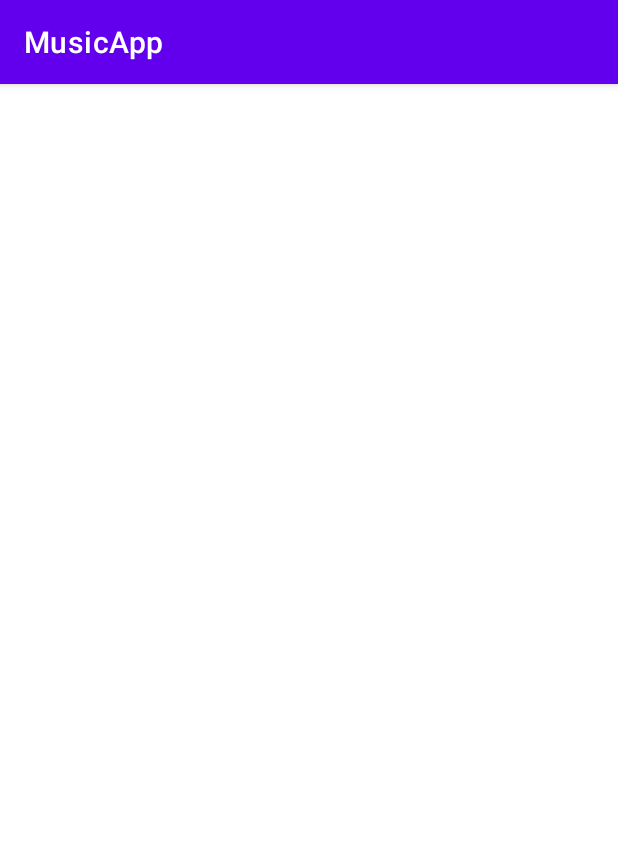
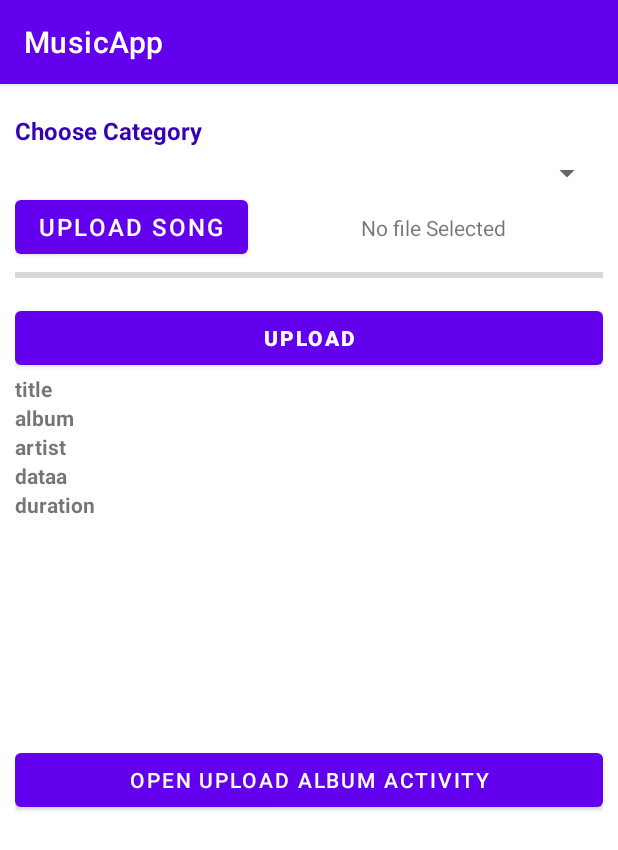
Before and after one commit to an389/MusicApp, an Android app: the screen it shows after launch (MainActivity), on a phone screen of 412 x 824 dp. Shown: the top 850 px of the screen. Run offline under Robolectric (Android 15) with nearby library versions, the phone set to English and light mode, and no system bars; our stand-ins replace Firebase (no records; nobody signed in at launch, a user with empty details on screens opened directly).

Commit message:
Upload song layout design

```diff
--- a/app/src/main/java/com/example/musicapp/MainActivity.java
+++ b/app/src/main/java/com/example/musicapp/MainActivity.java
@@ -14,27 +14,11 @@ import com.google.firebase.database.FirebaseDatabase;
 import com.google.firebase.database.ValueEventListener;
 
 public class MainActivity extends AppCompatActivity {
-    FirebaseDatabase database = FirebaseDatabase.getInstance();
-    DatabaseReference myRef = database.getReference("message");
+
     @Override
     protected void onCreate(Bundle savedInstanceState) {
         super.onCreate(savedInstanceState);
         setContentView(R.layout.activity_main);
-        myRef.setValue("first attempt to read/write");
-
-        myRef.addValueEventListener(new ValueEventListener() {
-            @Override
-            public void onDataChange(@NonNull DataSnapshot snapshot) {
-                String value = snapshot.getValue(String.class);
-                TextView err = findViewById(R.id.text);
-                err.setText(value);
-            }
-
-            @Override
-            public void onCancelled(@NonNull DatabaseError error) {
-                System.out.println("failed");
-            }
-        });
     }
 
 }
--- a/app/src/main/res/layout/activity_main.xml
+++ b/app/src/main/res/layout/activity_main.xml
@@ -1,19 +1,118 @@
 <?xml version="1.0" encoding="utf-8"?>
-<androidx.constraintlayout.widget.ConstraintLayout xmlns:android="http://schemas.android.com/apk/res/android"
+<LinearLayout xmlns:android="http://schemas.android.com/apk/res/android"
     xmlns:app="http://schemas.android.com/apk/res-auto"
     xmlns:tools="http://schemas.android.com/tools"
     android:layout_width="match_parent"
     android:layout_height="match_parent"
+    android:padding="10dp"
+    android:background="@color/white"
+    android:orientation="vertical"
     tools:context=".MainActivity">
 
     <TextView
-        android:id="@+id/text"
         android:layout_width="wrap_content"
         android:layout_height="wrap_content"
-        android:text="Hello World!"
-        app:layout_constraintBottom_toBottomOf="parent"
-        app:layout_constraintEnd_toEndOf="parent"
-        app:layout_constraintStart_toStartOf="parent"
-        app:layout_constraintTop_toTopOf="parent" />
+        android:layout_marginTop="10dp"
+        android:textSize="16sp"
+        android:textStyle="bold"
+        android:textColor="@color/purple_700"
+        android:text="Choose Category"
+        android:layout_marginBottom="5dp"/>
 
-</androidx.constraintlayout.widget.ConstraintLayout>
+    <Spinner
+        android:layout_width="match_parent"
+        android:layout_height="wrap_content"
+        android:id="@+id/spinner"/>
+
+    <LinearLayout
+        android:layout_width="match_parent"
+        android:layout_height="wrap_content"
+        android:background="@color/white"
+        >
+
+        <Button
+            android:layout_width="wrap_content"
+            android:layout_height="wrap_content"
+            android:textSize="16sp"
+            android:text="Upload Song"
+            android:id="@+id/buttonOpenAudioFile"/>
+
+        <TextView
+            android:layout_width="match_parent"
+            android:layout_height="wrap_content"
+            android:layout_marginStart="10dp"
+            android:gravity="center"
+            android:text="No file Selected"
+            android:id="@+id/textViewSongFileSelected"/>
+
+    </LinearLayout>
+
+    <ProgressBar
+        android:layout_width="match_parent"
+        android:layout_height="wrap_content"
+        style="@style/Widget.AppCompat.ProgressBar.Horizontal"
+        android:id="@+id/progressBar"/>
+
+
+    <Button
+        android:layout_width="match_parent"
+        android:layout_height="wrap_content"
+        android:id="@+id/buttonUpload"
+        android:layout_marginTop="10dp"
+        android:text="UPLOAD"
+        android:textStyle="bold"/>
+
+    <LinearLayout
+        android:layout_width="match_parent"
+        android:layout_height="wrap_content"
+        android:orientation="vertical">
+
+        <TextView
+            android:layout_width="match_parent"
+            android:layout_height="wrap_content"
+            android:text="title"
+            android:id="@+id/title"
+            android:textStyle="bold"/>
+
+        <TextView
+            android:layout_width="match_parent"
+            android:layout_height="wrap_content"
+            android:text="album"
+            android:id="@+id/album"
+            android:textStyle="bold"/>
+
+        <TextView
+            android:layout_width="match_parent"
+            android:layout_height="wrap_content"
+            android:text="artist"
+            android:id="@+id/artist"
+            android:textStyle="bold"/>
+
+        <TextView
+            android:layout_width="match_parent"
+            android:layout_height="wrap_content"
+            android:text="dataa"
+            android:id="@+id/dataa"
+            android:textStyle="bold"/>
+
+        <TextView
+            android:layout_width="match_parent"
+            android:layout_height="wrap_content"
+            android:text="duration"
+            android:id="@+id/duration"
+            android:textStyle="bold"/>
+
+        <ImageView
+            android:layout_width="150dp"
+            android:layout_height="150dp"
+            android:id="@+id/imageView"/>
+
+    </LinearLayout>
+
+    <Button
+        android:layout_width="match_parent"
+        android:layout_height="wrap_content"
+        android:id="@+id/openImageUploadActivity"
+        android:text="open upload album activity"/>
+
+</LinearLayout>
--- a/app/src/main/res/values/colors.xml
+++ b/app/src/main/res/values/colors.xml
@@ -7,4 +7,5 @@
     <color name="teal_700">#FF018786</color>
     <color name="black">#FF000000</color>
     <color name="white">#FFFFFFFF</color>
+
 </resources>
```
